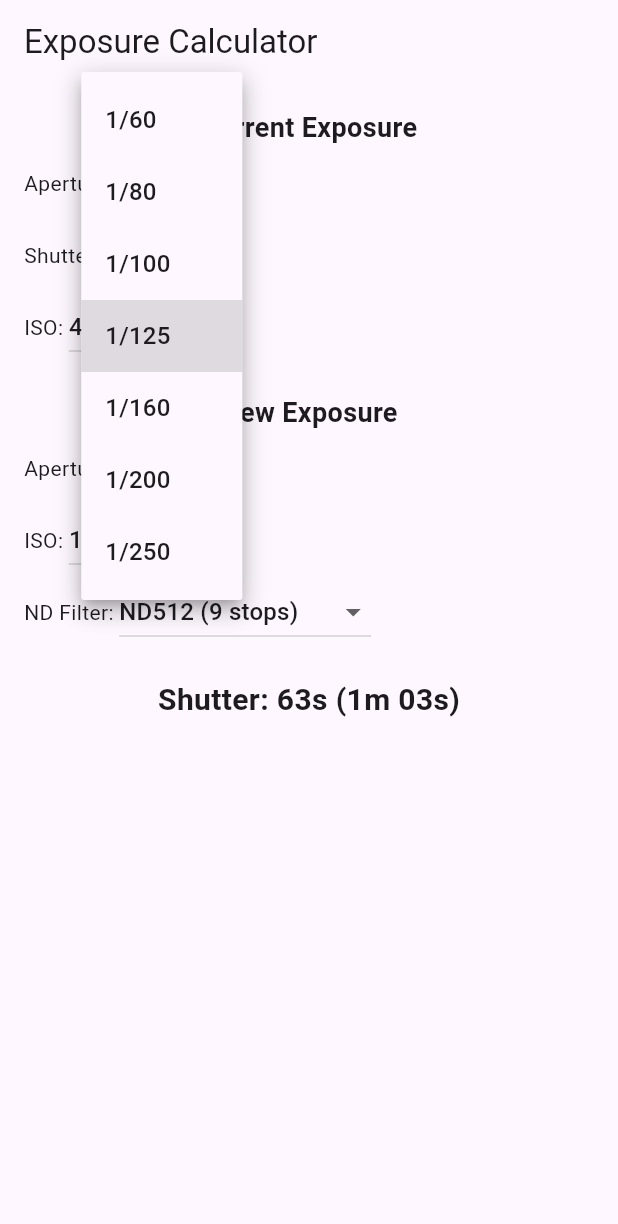
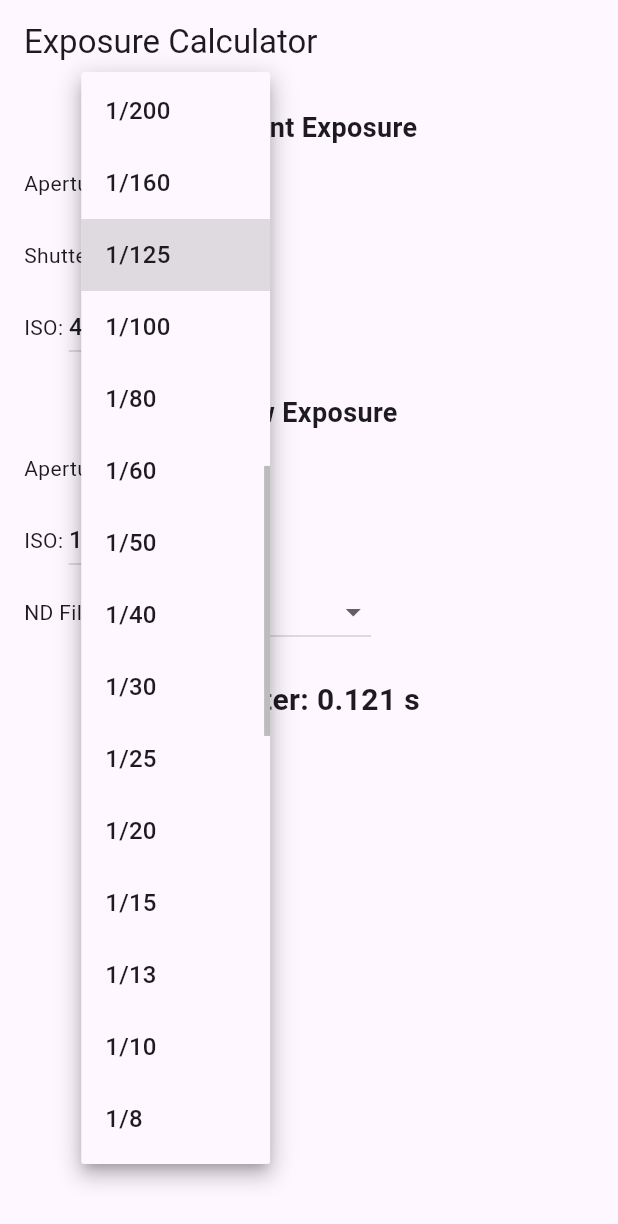
Before and after one commit to twajp/ExposureCalculator, a Flutter app: the screen it shows after launch, after a tap on "1/125", on a phone screen of 412 x 824 dp. Shown: the top 1224 px of the screen. Run offline on Flutter 3.47's test engine with Material 3 defaults, Android fonts, the phone set to English and light mode, and no system bars.

Commit message:
Add some values

```diff
--- a/lib/main.dart
+++ b/lib/main.dart
@@ -1,5 +1,5 @@
+import 'dart:math' as math;
 import 'package:flutter/material.dart';
-import 'dart:math' as math;
 
 void main() {
   runApp(const ExposureCalculatorApp());
@@ -28,24 +28,88 @@
 }
 
 class _ExposureCalculatorScreenState extends State<ExposureCalculatorScreen> {
-  // 絞り値、シャッター速度、ISO の選択肢
-  final List<double> _apertureList = [4.0, 4.5, 5.0, 5.6, 6.3, 7.1, 8.0, 9.0, 10.0, 11.0, 13.0, 14.0, 16.0];
+  // https://www.scantips.com/lights/fstop2.html
+
+  // 絞り値の選択肢
+  final List<double> _apertureList = [1, 1.1, 1.2, 1.4, 1.6, 1.8, 2, 2.2, 2.5, 2.8, 3.2, 3.5, 4, 4.5, 5, 5.6, 6.3, 7.1, 8, 9, 10, 11, 13, 14, 16];
 
   // シャッター速度は「1/125」などを String で持ちたいので Map で管理
   final Map<String, double> _shutterMap = {
-    '1/60': 1.0 / 60.0,
-    '1/80': 1.0 / 80.0,
-    '1/100': 1.0 / 100.0,
-    '1/125': 1.0 / 125.0,
-    '1/160': 1.0 / 160.0,
-    '1/200': 1.0 / 200.0,
-    '1/250': 1.0 / 250.0,
+    '1/32000': 1 / 32768, // Full
+    '1/25600': 1 / 26008, // 1/3
+    '1/20000': 1 / 20643, // 2/3
+    '1/16000': 1 / 16384, // Full
+    '1/12800': 1 / 13004, // 1/3
+    '1/10000': 1 / 10321, // 2/3
+    '1/8000': 1 / 8192, // Full
+    '1/6400': 1 / 6502, // 1/3
+    '1/5000': 1 / 5161, // 2/3
+    '1/4000': 1 / 4096, // Full
+    '1/3200': 1 / 3251, // 1/3
+    '1/2500': 1 / 2580, // 2/3
+    '1/2000': 1 / 2048, // Full
+    '1/1600': 1 / 1625, // 1/3
+    '1/1250': 1 / 1290, // 2/3
+    '1/1000': 1 / 1024, // Full
+    '1/800': 1 / 812.7, // 1/3
+    '1/640': 1 / 645.1, // 2/3
+    '1/500': 1 / 512, // Full
+    '1/400': 1 / 406.4, // 1/3
+    '1/320': 1 / 322.5, // 2/3
+    '1/250': 1 / 256, // Full
+    '1/200': 1 / 203.2, // 1/3
+    '1/160': 1 / 161.3, // 2/3
+    '1/125': 1 / 128, // Full
+    '1/100': 1 / 101.6, // 1/3
+    '1/80': 1 / 80.63, // 2/3
+    '1/60': 1 / 64, // Full
+    '1/50': 1 / 50.8, // 1/3
+    '1/40': 1 / 40.32, // 2/3
+    '1/30': 1 / 32, // Full
+    '1/25': 1 / 25.4, // 1/3
+    '1/20': 1 / 20.16, // 2/3
+    '1/15': 1 / 16, // Full
+    '1/13': 1 / 12.7, // 1/3
+    '1/10': 1 / 10.08, // 2/3
+    '1/8': 1 / 8, // Full
+    '1/6': 1 / 6.35, // 1/3
+    '1/5': 1 / 5.04, // 2/3
+    '1/4': 1 / 4, // Full
+    '1/3': 1 / 3.175, // 1/3
+    '1/2.5': 1 / 2.52, // 2/3
+    '1/2': 1 / 2, // Full
+    '1/1.6': 1 / 1.587, // 1/3
+    '1/1.3': 1 / 1.26, // 2/3
+    '1': 1, // Full
+    '1.3': 1.26, // 1/3
+    '1.6': 1.52, // 2/3
+    '2': 2, // Full
+    '2.5': 2.52, // 1/3
+    '3': 3.175, // 2/3
+    '4': 4, // Full
+    '5': 5.04, // 1/3
+    '6': 6.35, // 2/3
+    '8': 8, // Full
+    '10': 10.08, // 1/3
+    '13': 12.7, // 2/3
+    '15': 16, // Full
+    '20': 20.16, // 1/3
+    '25': 25.4, // 2/3
+    '30': 32, // Full
   };
 
+  // ISO 感度の選択肢
   final List<int> _isoList = [50, 100, 200, 400, 800, 1600];
 
   // ND フィルターとそれが何ストップに相当するかを Map で表現
   final Map<String, double> _ndFilterMap = {
+    'No ND': 0,
+    'ND2 (1 stop)': 1,
+    'ND4 (2 stops)': 2,
+    'ND8 (3 stops)': 3,
+    'ND16 (4 stops)': 4,
+    'ND32 (5 stops)': 5,
+    'ND64 (6 stops)': 6,
     'ND128 (7 stops)': 7,
     'ND256 (8 stops)': 8,
     'ND400 (~8.6 stops)': 8.6,
@@ -61,7 +125,7 @@
   // New Exposure の初期値
   double _newAperture = 11.0;
   int _newISO = 100;
-  String _selectedNdFilterKey = 'ND512 (9 stops)';
+  String _selectedNdFilterKey = 'No ND';
 
   // 計算結果
   double _calculatedShutterSeconds = 0.0;
```
